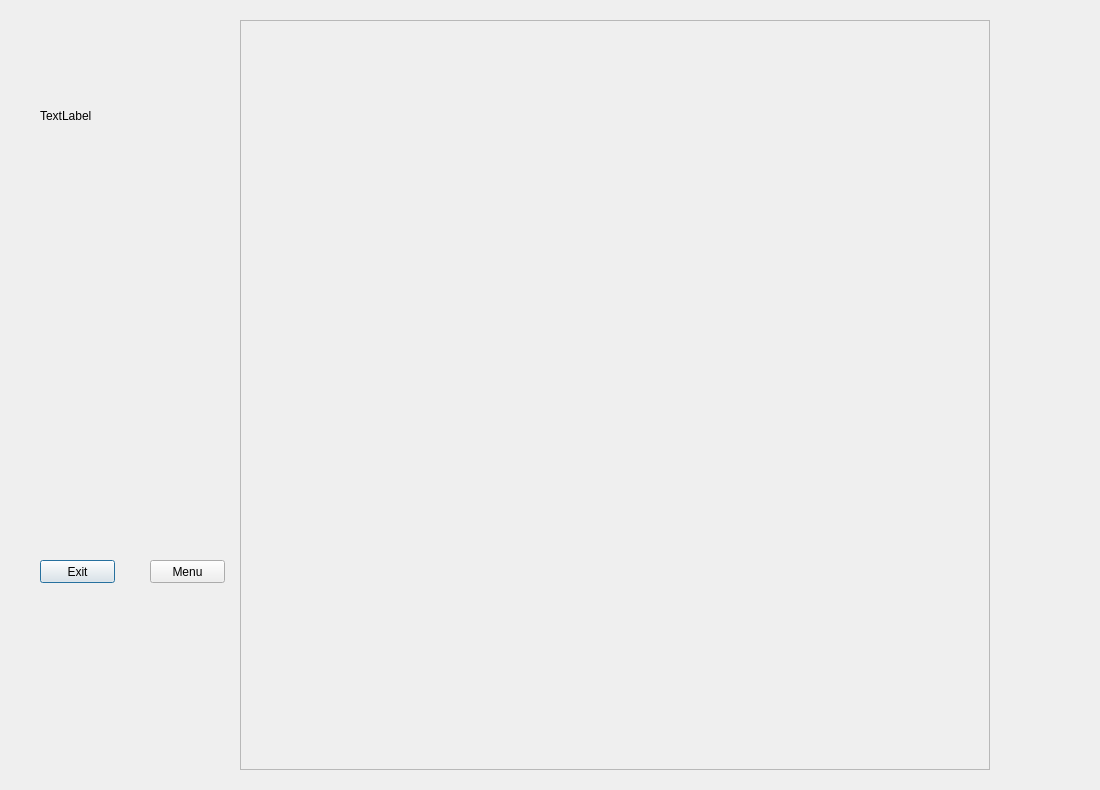
This is game.ui in EKaczmarek/BomberMan as Qt 5 draws it before an edit. The edited form follows.
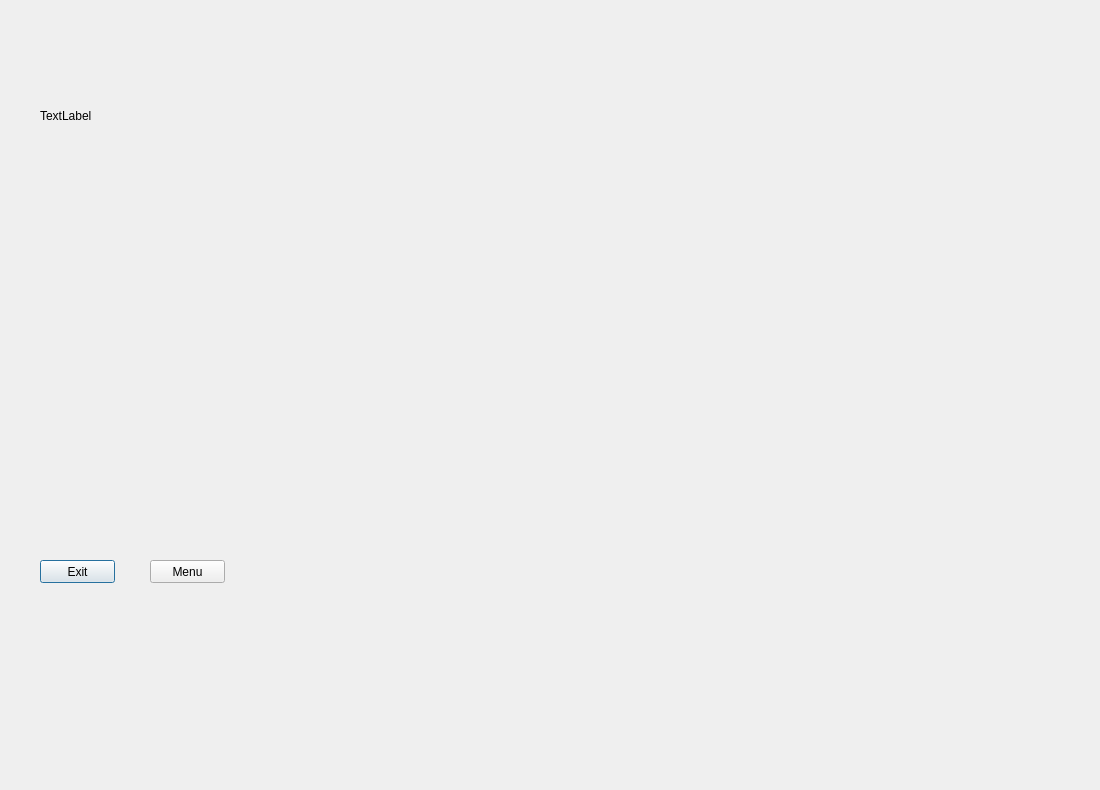
This is the edited form.

The edit to the form file:
```diff
--- a/game.ui
+++ b/game.ui
@@ -39,23 +39,7 @@
     <string>Menu</string>
    </property>
   </widget>
-  <widget class="QFrame" name="game_frame">
-   <property name="geometry">
-    <rect>
-     <x>240</x>
-     <y>20</y>
-     <width>750</width>
-     <height>750</height>
-    </rect>
-   </property>
-   <property name="frameShape">
-    <enum>QFrame::StyledPanel</enum>
-   </property>
-   <property name="frameShadow">
-    <enum>QFrame::Raised</enum>
-   </property>
-  </widget>
-  <widget class="QLabel" name="label1">
+  <widget class="QLabel" name="time_label">
    <property name="geometry">
     <rect>
      <x>40</x>
@@ -68,6 +52,16 @@
     <string>TextLabel</string>
    </property>
   </widget>
+  <widget class="QWidget" name="game" native="true">
+   <property name="geometry">
+    <rect>
+     <x>340</x>
+     <y>60</y>
+     <width>721</width>
+     <height>681</height>
+    </rect>
+   </property>
+  </widget>
  </widget>
  <resources/>
  <connections/>
```
Left out of the diff: 6 changed lines with no effect on the pictures.
